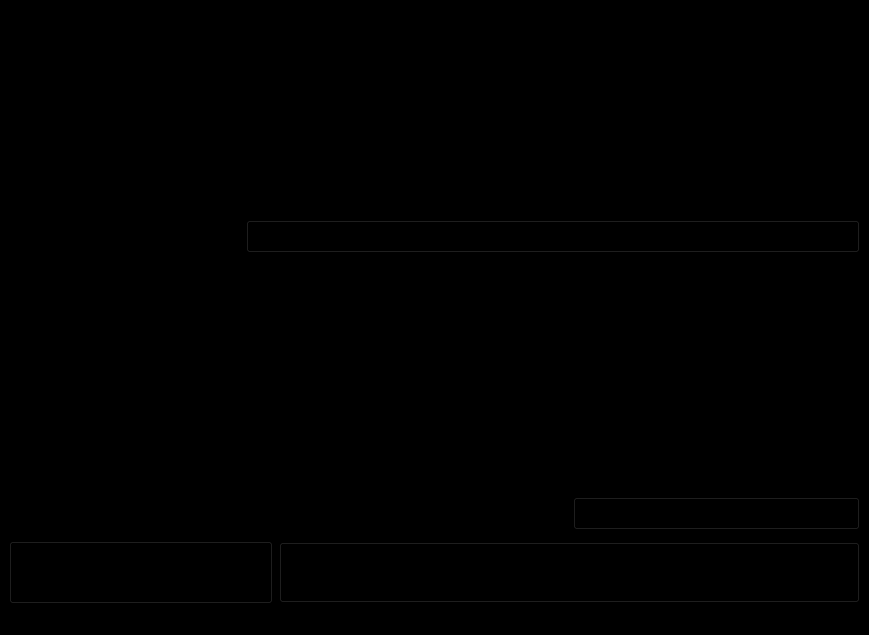
Above: sellPage.ui from acmpesuecc/GrowPal before the change. Below: the same form after it.
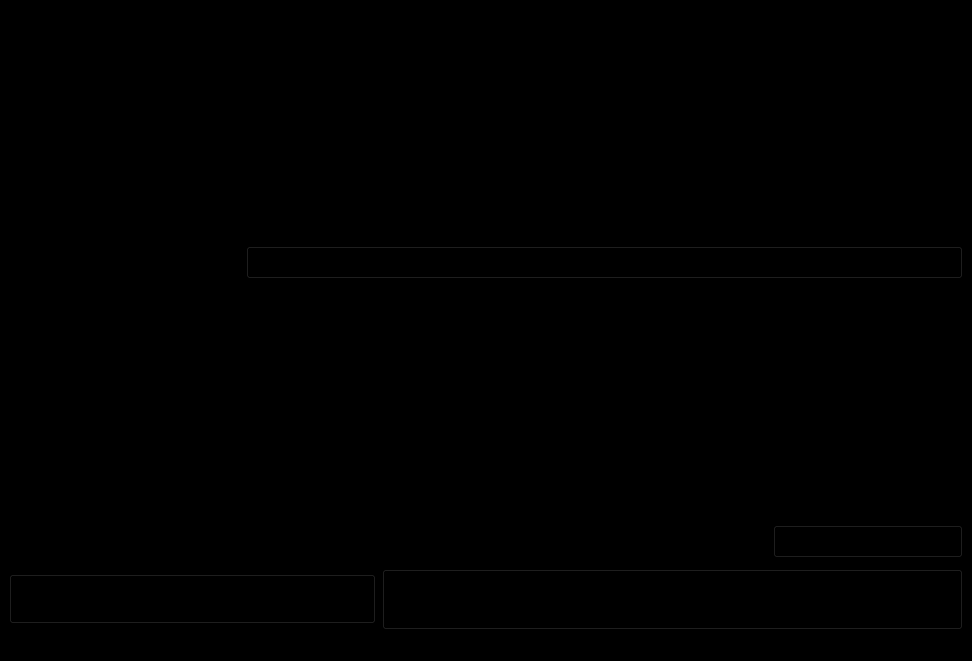
That is the form after the change.

Commit message: Changed Sell Page

The edit to the form file:
```diff
--- a/sellPage.ui
+++ b/sellPage.ui
@@ -6,8 +6,8 @@
    <rect>
     <x>0</x>
     <y>0</y>
-    <width>869</width>
-    <height>635</height>
+    <width>972</width>
+    <height>661</height>
    </rect>
   </property>
   <property name="windowTitle">
@@ -18,28 +18,8 @@
   </property>
   <widget class="QWidget" name="centralwidget">
    <layout class="QGridLayout" name="gridLayout">
-    <item row="2" column="2">
-     <widget class="QPushButton" name="pushButton_UploadImages">
-      <property name="minimumSize">
-       <size>
-        <width>0</width>
-        <height>0</height>
-       </size>
-      </property>
-      <property name="font">
-       <font>
-        <pointsize>16</pointsize>
-        <weight>75</weight>
-        <bold>true</bold>
-       </font>
-      </property>
-      <property name="text">
-       <string>Upload Images</string>
-      </property>
-     </widget>
-    </item>
-    <item row="3" column="0">
-     <widget class="QPushButton" name="pushButton_back">
+    <item row="0" column="0" colspan="2">
+     <widget class="QLabel" name="label">
       <property name="font">
        <font>
         <pointsize>36</pointsize>
@@ -47,15 +27,12 @@
         <bold>true</bold>
        </font>
       </property>
-      <property name="styleSheet">
-       <string notr="true"/>
-      </property>
       <property name="text">
-       <string>&lt;</string>
+       <string>Selling </string>
       </property>
      </widget>
     </item>
-    <item row="3" column="1" colspan="2">
+    <item row="4" column="2" colspan="3">
      <widget class="QPushButton" name="pushButton_Sell">
       <property name="minimumSize">
        <size>
@@ -78,7 +55,7 @@
       </property>
      </widget>
     </item>
-    <item row="2" column="0" colspan="2">
+    <item row="3" column="0" colspan="4">
      <widget class="QLabel" name="label_browse">
       <property name="minimumSize">
        <size>
@@ -102,75 +79,54 @@
       </property>
      </widget>
     </item>
-    <item row="1" column="0" colspan="3">
-     <layout class="QFormLayout" name="formLayout">
-      <item row="0" column="0">
-       <widget class="QLabel" name="label_NameOfProd">
-        <property name="font">
-         <font>
-          <pointsize>16</pointsize>
-          <weight>75</weight>
-          <bold>true</bold>
-         </font>
-        </property>
-        <property name="text">
-         <string>Name Of Your Product:</string>
-        </property>
-       </widget>
-      </item>
-      <item row="1" column="0">
-       <widget class="QLabel" name="label_Price">
-        <property name="font">
-         <font>
-          <pointsize>16</pointsize>
-          <weight>75</weight>
-          <bold>true</bold>
-         </font>
-        </property>
-        <property name="text">
-         <string>Price(in rupees):</string>
-        </property>
-       </widget>
-      </item>
-      <item row="1" column="1">
-       <widget class="QLineEdit" name="lineEdit_price">
-        <property name="font">
-         <font>
-          <pointsize>16</pointsize>
-          <weight>50</weight>
-          <bold>false</bold>
-         </font>
-        </property>
-       </widget>
-      </item>
-      <item row="3" column="0">
-       <widget class="QLabel" name="label_Description">
-        <property name="font">
-         <font>
-          <pointsize>16</pointsize>
-          <weight>75</weight>
-          <italic>false</italic>
-          <bold>true</bold>
-         </font>
-        </property>
-        <property name="text">
-         <string>Description:</string>
-        </property>
-       </widget>
-      </item>
-      <item row="3" column="1">
-       <widget class="QLineEdit" name="lineEdit_description">
-        <property name="font">
-         <font>
-          <pointsize>16</pointsize>
-          <weight>50</weight>
-          <bold>false</bold>
-         </font>
-        </property>
-       </widget>
-      </item>
+    <item row="2" column="4">
+     <widget class="QLabel" name="label_picture">
+      <property name="text">
+       <string/>
+      </property>
+     </widget>
+    </item>
+    <item row="3" column="4">
+     <widget class="QPushButton" name="pushButton_UploadImages">
+      <property name="minimumSize">
+       <size>
+        <width>0</width>
+        <height>0</height>
+       </size>
+      </property>
+      <property name="font">
+       <font>
+        <pointsize>16</pointsize>
+        <weight>75</weight>
+        <bold>true</bold>
+       </font>
+      </property>
+      <property name="text">
+       <string>Upload Images</string>
+      </property>
+     </widget>
+    </item>
+    <item row="4" column="0" colspan="2">
+     <widget class="QPushButton" name="pushButton_back">
+      <property name="font">
+       <font>
+        <pointsize>28</pointsize>
+        <weight>75</weight>
+        <bold>true</bold>
+       </font>
+      </property>
+      <property name="styleSheet">
+       <string notr="true"/>
+      </property>
+      <property name="text">
+       <string>&lt;</string>
+      </property>
+     </widget>
+    </item>
+    <item row="2" column="0" colspan="4">
+     <layout class="QFormLayout" name="formLayout_3">
       <item row="4" column="0">
-       <widget class="QLabel" name="label_Name">
+       <widget class="QLabel" name="label_upiID">
         <property name="font">
          <font>
           <pointsize>16</pointsize>
@@ -179,22 +135,11 @@
          </font>
         </property>
         <property name="text">
-         <string>Your Name:</string>
+         <string>UPI ID:</string>
         </property>
        </widget>
       </item>
-      <item row="4" column="1">
-       <widget class="QLineEdit" name="lineEdit_name">
-        <property name="font">
-         <font>
-          <pointsize>16</pointsize>
-          <weight>50</weight>
-          <bold>false</bold>
-         </font>
-        </property>
-       </widget>
-      </item>
-      <item row="5" column="0">
+      <item row="3" column="0">
        <widget class="QLabel" name="label_phnumber">
         <property name="font">
          <font>
@@ -204,11 +149,25 @@
          </font>
         </property>
         <property name="text">
-         <string>Contact Number:</string>
+         <string>Contact Number:           </string>
         </property>
        </widget>
       </item>
-      <item row="5" column="1">
+      <item row="5" column="0">
+       <widget class="QLabel" name="label_address">
+        <property name="font">
+         <font>
+          <pointsize>16</pointsize>
+          <weight>75</weight>
+          <bold>true</bold>
+         </font>
+        </property>
+        <property name="text">
+         <string>Flat Number: </string>
+        </property>
+       </widget>
+      </item>
+      <item row="3" column="1">
        <widget class="QLineEdit" name="lineEdit_cont_num">
         <property name="font">
          <font>
@@ -219,7 +178,29 @@
         </property>
        </widget>
       </item>
-      <item row="6" column="0">
+      <item row="4" column="1">
+       <widget class="QLineEdit" name="lineEdit_upi_id">
+        <property name="font">
+         <font>
+          <pointsize>16</pointsize>
+          <weight>50</weight>
+          <bold>false</bold>
+         </font>
+        </property>
+       </widget>
+      </item>
+      <item row="5" column="1">
+       <widget class="QLineEdit" name="lineEdit_address">
+        <property name="font">
+         <font>
+          <pointsize>16</pointsize>
+          <weight>50</weight>
+          <bold>false</bold>
+         </font>
+        </property>
+       </widget>
+      </item>
+      <item row="1" column="0">
        <widget class="QLabel" name="label_email">
         <property name="font">
          <font>
@@ -233,7 +214,7 @@
         </property>
        </widget>
       </item>
-      <item row="6" column="1">
+      <item row="1" column="1">
        <widget class="QLineEdit" name="lineEdit_email">
         <property name="font">
          <font>
@@ -244,8 +225,8 @@
         </property>
        </widget>
       </item>
-      <item row="7" column="0">
-       <widget class="QLabel" name="label_address">
+      <item row="0" column="0">
+       <widget class="QLabel" name="label_Name">
         <property name="font">
          <font>
           <pointsize>16</pointsize>
@@ -254,12 +235,12 @@
          </font>
         </property>
         <property name="text">
-         <string>Flat Number: </string>
+         <string>Your Name:</string>
         </property>
        </widget>
       </item>
-      <item row="7" column="1">
-       <widget class="QLineEdit" name="lineEdit_address">
+      <item row="0" column="1">
+       <widget class="QLineEdit" name="lineEdit_name">
         <property name="font">
          <font>
           <pointsize>16</pointsize>
@@ -269,8 +250,12 @@
         </property>
        </widget>
       </item>
-      <item row="8" column="0">
-       <widget class="QLabel" name="label_upiID">
+     </layout>
+    </item>
+    <item row="1" column="0" colspan="5">
+     <layout class="QFormLayout" name="formLayout">
+      <item row="0" column="0">
+       <widget class="QLabel" name="label_NameOfProd">
         <property name="font">
          <font>
           <pointsize>16</pointsize>
@@ -279,18 +264,7 @@
          </font>
         </property>
         <property name="text">
-         <string>UPI ID:</string>
-        </property>
-       </widget>
-      </item>
-      <item row="8" column="1">
-       <widget class="QLineEdit" name="lineEdit_upi_id">
-        <property name="font">
-         <font>
-          <pointsize>16</pointsize>
-          <weight>50</weight>
-          <bold>false</bold>
-         </font>
+         <string>Name Of Your Product:</string>
         </property>
        </widget>
       </item>
@@ -305,7 +279,32 @@
         </property>
        </widget>
       </item>
-      <item row="2" column="0">
+      <item row="1" column="0">
+       <widget class="QLabel" name="label_Price">
+        <property name="font">
+         <font>
+          <pointsize>16</pointsize>
+          <weight>75</weight>
+          <bold>true</bold>
+         </font>
+        </property>
+        <property name="text">
+         <string>Price(in rupees):</string>
+        </property>
+       </widget>
+      </item>
+      <item row="1" column="1">
+       <widget class="QLineEdit" name="lineEdit_price">
+        <property name="font">
+         <font>
+          <pointsize>16</pointsize>
+          <weight>50</weight>
+          <bold>false</bold>
+         </font>
+        </property>
+       </widget>
+      </item>
+      <item row="3" column="0">
        <widget class="QLabel" name="label_2">
         <property name="font">
          <font>
@@ -319,7 +318,7 @@
         </property>
        </widget>
       </item>
-      <item row="2" column="1">
+      <item row="3" column="1">
        <widget class="QComboBox" name="comboBox">
         <property name="font">
          <font>
@@ -516,6 +515,32 @@
         </item>
        </widget>
       </item>
+      <item row="4" column="0">
+       <widget class="QLabel" name="label_Description">
+        <property name="font">
+         <font>
+          <pointsize>16</pointsize>
+          <weight>75</weight>
+          <italic>false</italic>
+          <bold>true</bold>
+         </font>
+        </property>
+        <property name="text">
+         <string>Description:</string>
+        </property>
+       </widget>
+      </item>
+      <item row="4" column="1">
+       <widget class="QLineEdit" name="lineEdit_description">
+        <property name="font">
+         <font>
+          <pointsize>16</pointsize>
+          <weight>50</weight>
+          <bold>false</bold>
+         </font>
+        </property>
+       </widget>
+      </item>
      </layout>
     </item>
     <item row="0" column="0" colspan="2">
```
Left out of the diff: 167 changed lines with no effect on the pictures. The commit also changes 1 other file.
